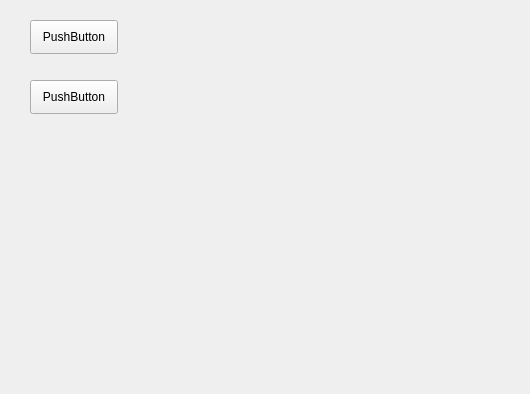
Old version of the form src/MainWindow.ui in the repository DalShooth/PrevEve.
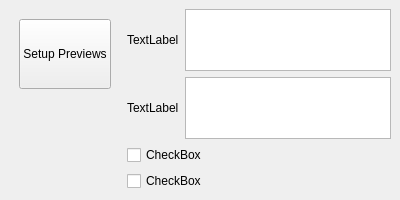
New version of the form.

What changed in the file:
```diff
--- a/src/MainWindow.ui
+++ b/src/MainWindow.ui
@@ -6,50 +6,115 @@
    <rect>
     <x>0</x>
     <y>0</y>
-    <width>530</width>
-    <height>394</height>
+    <width>400</width>
+    <height>200</height>
    </rect>
   </property>
+  <property name="sizePolicy">
+   <sizepolicy hsizetype="Preferred" vsizetype="Preferred">
+    <horstretch>0</horstretch>
+    <verstretch>0</verstretch>
+   </sizepolicy>
+  </property>
+  <property name="minimumSize">
+   <size>
+    <width>400</width>
+    <height>200</height>
+   </size>
+  </property>
   <property name="windowTitle">
    <string>eve-w-preview</string>
   </property>
   <widget class="QWidget" name="centralwidget">
-   <widget class="QPushButton" name="pushButton">
-    <property name="geometry">
-     <rect>
-      <x>30</x>
-      <y>20</y>
-      <width>88</width>
-      <height>34</height>
-     </rect>
-    </property>
-    <property name="text">
-     <string>PushButton</string>
-    </property>
-   </widget>
-   <widget class="QPushButton" name="pushButton_2">
-    <property name="geometry">
-     <rect>
-      <x>30</x>
-      <y>80</y>
-      <width>88</width>
-      <height>34</height>
-     </rect>
-    </property>
-    <property name="text">
-     <string>PushButton</string>
-    </property>
-   </widget>
-  </widget>
-  <widget class="QMenuBar" name="menuBar">
-   <property name="geometry">
-    <rect>
-     <x>0</x>
-     <y>0</y>
-     <width>530</width>
-     <height>30</height>
-    </rect>
-   </property>
+   <layout class="QVBoxLayout" name="verticalLayout">
+    <item>
+     <layout class="QGridLayout" name="gridLayout">
+      <item row="0" column="0">
+       <layout class="QVBoxLayout" name="verticalLayout_2">
+        <property name="leftMargin">
+         <number>10</number>
+        </property>
+        <property name="topMargin">
+         <number>10</number>
+        </property>
+        <property name="rightMargin">
+         <number>10</number>
+        </property>
+        <property name="bottomMargin">
+         <number>10</number>
+        </property>
+        <item>
+         <widget class="QPushButton" name="SetupPreviewsButton">
+          <property name="minimumSize">
+           <size>
+            <width>0</width>
+            <height>70</height>
+           </size>
+          </property>
+          <property name="text">
+           <string>Setup Previews</string>
+          </property>
+          <property name="iconSize">
+           <size>
+            <width>16</width>
+            <height>16</height>
+           </size>
+          </property>
+         </widget>
+        </item>
+       </layout>
+      </item>
+      <item row="1" column="0">
+       <widget class="QWidget" name="widget" native="true">
+        <property name="sizePolicy">
+         <sizepolicy hsizetype="Expanding" vsizetype="Expanding">
+          <horstretch>0</horstretch>
+          <verstretch>0</verstretch>
+         </sizepolicy>
+        </property>
+       </widget>
+      </item>
+      <item row="0" column="1" rowspan="2">
+       <layout class="QGridLayout" name="gridLayout_2">
+        <item row="0" column="0">
+         <widget class="QLabel" name="label">
+          <property name="text">
+           <string>TextLabel</string>
+          </property>
+         </widget>
+        </item>
+        <item row="1" column="0">
+         <widget class="QLabel" name="label_2">
+          <property name="text">
+           <string>TextLabel</string>
+          </property>
+         </widget>
+        </item>
+        <item row="1" column="1">
+         <widget class="QTextEdit" name="textEdit_2"/>
+        </item>
+        <item row="0" column="1">
+         <widget class="QTextEdit" name="textEdit"/>
+        </item>
+        <item row="2" column="0" colspan="2">
+         <widget class="QCheckBox" name="checkBox">
+          <property name="text">
+           <string>CheckBox</string>
+          </property>
+         </widget>
+        </item>
+        <item row="3" column="0" colspan="2">
+         <widget class="QCheckBox" name="checkBox_2">
+          <property name="text">
+           <string>CheckBox</string>
+          </property>
+         </widget>
+        </item>
+       </layout>
+      </item>
+     </layout>
+    </item>
+   </layout>
   </widget>
  </widget>
  <resources/>
```
